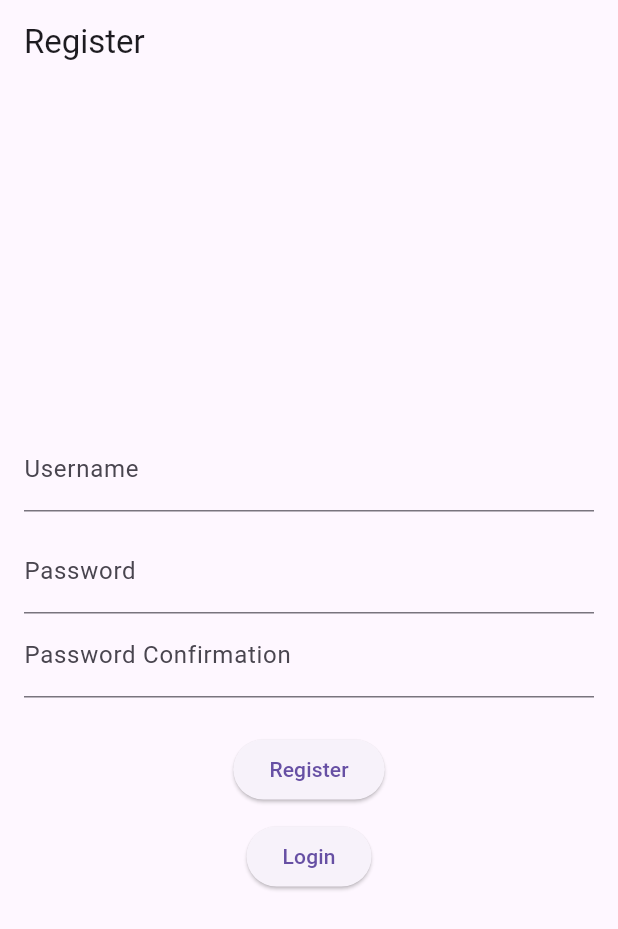
After one commit to PBP-C10/Proyek-UAS, a Flutter app: the screen it shows after launch, after a tap on "Register", on a phone screen of 412 x 824 dp. The commit adds this screen. Shown: the top 929 px of the screen. Run offline on Flutter 3.47's test engine with Material 3 defaults, Android fonts, the phone set to English and light mode, and no system bars; our stand-ins replace google_fonts; missing offline and left inert: pbp_django_auth.

Commit message:
ganti url

```diff
--- a/lib/authentication/screens/login.dart
+++ b/lib/authentication/screens/login.dart
@@ -1,4 +1,5 @@
 import 'package:flutter/material.dart';
+import 'package:literatour/authentication/screens/register.dart';
 import 'package:literatour/literatour/screens/literatour.dart';
 import 'package:pbp_django_auth/pbp_django_auth.dart';
 import 'package:provider/provider.dart';
@@ -64,8 +65,8 @@ class _LoginPageState extends State<LoginPage> {
               onPressed: () async {
                 String username = _usernameController.text;
                 String password = _passwordController.text;
-                final response =
-                    await request.login("http://10.0.2.2:8000/auth/login/", {
+                final response = await request.login(
+                    "https://literatour-c10-tk.pbp.cs.ui.ac.id/auth/login/", {
                   'username': username,
                   'password': password,
                 });
@@ -102,6 +103,15 @@ class _LoginPageState extends State<LoginPage> {
               },
               child: const Text('Login'),
             ),
+            ElevatedButton(
+              onPressed: () {
+                Navigator.push(
+                    context,
+                    MaterialPageRoute(
+                        builder: (context) => const RegisterApp()));
+              },
+              child: const Text('Register'),
+            ),
           ],
         ),
       ),
--- /dev/null
+++ b/lib/authentication/screens/register.dart
@@ -0,0 +1,111 @@
+import 'dart:convert';
+import 'package:flutter/material.dart';
+import 'package:literatour/authentication/screens/login.dart';
+import 'package:pbp_django_auth/pbp_django_auth.dart';
+import 'package:provider/provider.dart';
+
+class RegisterApp extends StatelessWidget {
+  const RegisterApp({super.key});
+
+  @override
+  Widget build(BuildContext context) {
+    return MaterialApp(
+      title: 'Register',
+      theme: ThemeData(
+        primarySwatch: Colors.blue,
+      ),
+      home: const RegisterPage(),
+    );
+  }
+}
+
+class RegisterPage extends StatefulWidget {
+  const RegisterPage({super.key});
+
+  @override
+  _RegisterPageState createState() => _RegisterPageState();
+}
+
+class _RegisterPageState extends State<RegisterPage> {
+  final TextEditingController _usernameController = TextEditingController();
+  final TextEditingController _password1Controller = TextEditingController();
+  final TextEditingController _password2Controller = TextEditingController();
+
+  @override
+  Widget build(BuildContext context) {
+    final request = context.watch<CookieRequest>();
+    return Scaffold(
+      appBar: AppBar(
+        title: const Text('Register'),
+      ),
+      body: Container(
+        padding: const EdgeInsets.all(16.0),
+        child: Column(
+          mainAxisAlignment: MainAxisAlignment.center,
+          children: [
+            TextField(
+              controller: _usernameController,
+              decoration: const InputDecoration(
+                labelText: 'Username',
+              ),
+            ),
+            const SizedBox(height: 12.0),
+            TextField(
+              controller: _password1Controller,
+              decoration: const InputDecoration(
+                labelText: 'Password',
+              ),
+              obscureText: true,
+            ),
+            TextField(
+              controller: _password2Controller,
+              decoration: const InputDecoration(
+                labelText: 'Password Confirmation',
+              ),
+              obscureText: true,
+            ),
+            const SizedBox(height: 24.0),
+            ElevatedButton(
+              onPressed: () async {
+                String username = _usernameController.text;
+                String password1 = _password1Controller.text;
+                String password2 = _password2Controller.text;
+
+                final response = await request.postJson(
+                    "https://literatour-c10-tk.pbp.cs.ui.ac.id/auth/register/",
+                    jsonEncode(<String, String>{
+                      'username': username,
+                      'password1': password1,
+                      'password2': password2,
+                    }));
+
+                if (response['status'] == 'success') {
+                  ScaffoldMessenger.of(context).showSnackBar(const SnackBar(
+                    content: Text("Successfully Registered!"),
+                  ));
+                  Navigator.pushReplacement(
+                    context,
+                    MaterialPageRoute(builder: (context) => LoginApp()),
+                  );
+                } else {
+                  ScaffoldMessenger.of(context).showSnackBar(const SnackBar(
+                    content: Text("There has been a mistake. Please retry."),
+                  ));
+                }
+              },
+              child: const Text('Register'),
+            ),
+            const SizedBox(height: 10.0),
+            ElevatedButton(
+              onPressed: () {
+                Navigator.push(context,
+                    MaterialPageRoute(builder: (context) => const LoginApp()));
+              },
+              child: const Text('Login'),
+            ),
+          ],
+        ),
+      ),
+    );
+  }
+}
--- a/lib/bookfinds/screens/bookRequestForm.dart
+++ b/lib/bookfinds/screens/bookRequestForm.dart
@@ -118,7 +118,7 @@ class _BookRequestFormPageState extends State<BookRequestFormPage> {
                   onPressed: () async {
                     if (_formKey.currentState!.validate()) {
                       final response = await request.postJson(
-                          "http://10.0.2.2:8000/request-book-flutter/",
+                          "https://literatour-c10-tk.pbp.cs.ui.ac.id/request-book-flutter/",
                           jsonEncode(<String, String>{
                             'title': _title,
                             'author': _author,
--- a/lib/bookfinds/screens/bookrequest.dart
+++ b/lib/bookfinds/screens/bookrequest.dart
@@ -16,8 +16,8 @@ class BookRequestPage extends StatefulWidget {
 class _BookRequestPageState extends State<BookRequestPage> {
   Future<List<BookRequest>> fetchBookRequest() async {
     final request = context.watch<CookieRequest>();
-    final response =
-        await request.get('http://10.0.2.2:8000/get-book-requests/');
+    final response = await request
+        .get('https://literatour-c10-tk.pbp.cs.ui.ac.id/get-book-requests/');
     List<BookRequest> listBookRequest = [];
     for (var d in response) {
       if (d != null) {
--- a/lib/bookfinds/widgets/bookcard.dart
+++ b/lib/bookfinds/widgets/bookcard.dart
@@ -16,12 +16,6 @@ class BookCard extends StatelessWidget {
       color: Colors.white,
       child: InkWell(
         onTap: () {
-          ScaffoldMessenger.of(context)
-            ..hideCurrentSnackBar()
-            ..showSnackBar(SnackBar(
-                content:
-                    Text("You have pressed the ${book.fields.title} page!")));
-
           Navigator.push(
             context,
             MaterialPageRoute(
--- a/lib/bookshop/screens/bookshop.dart
+++ b/lib/bookshop/screens/bookshop.dart
@@ -20,8 +20,8 @@ class _BookShopPageState extends State<BookShopPage> {
   int totalPrice = 0;
 
   Future<List<Book>> fetchProduct(CookieRequest request) async {
-    final response =
-        await request.get('http://127.0.0.1:8000/BookShop/get-carts-flutter/');
+    final response = await request.get(
+        'https://literatour-c10-tk.pbp.cs.ui.ac.id/BookShop/get-carts-flutter/');
 
     for (var d in response) {
       if (d != null) {
```
Also changed, not shown: lib/bookfinds/screens/bookfinds.dart (+11 -3 lines).
